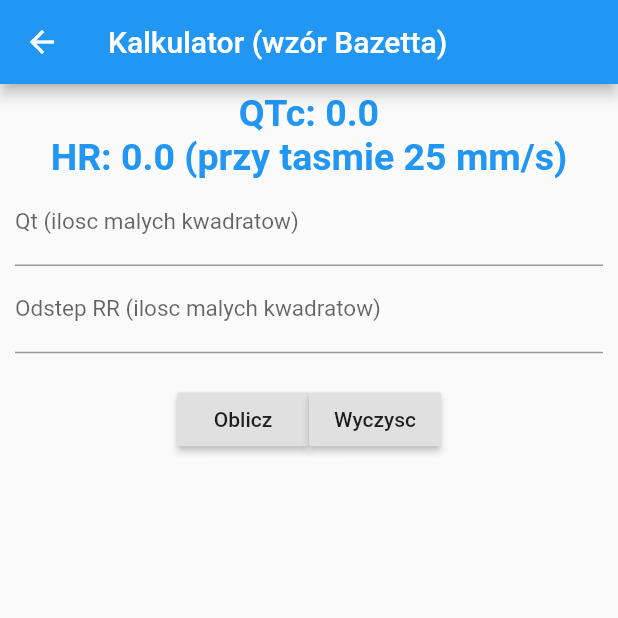
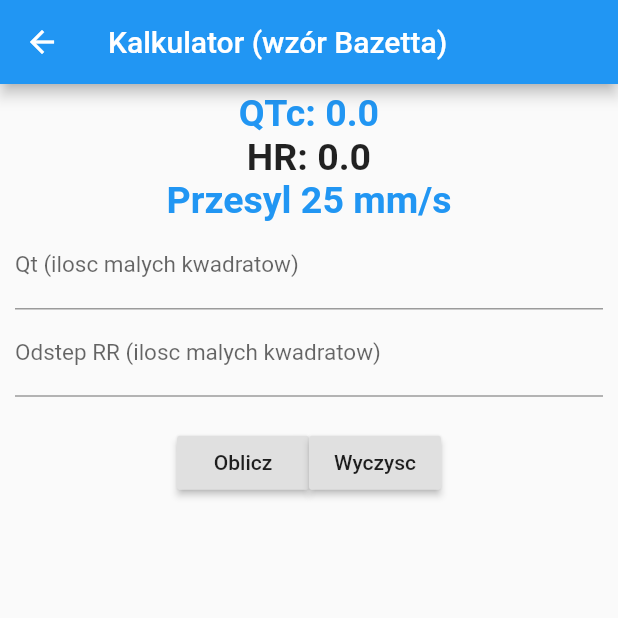
Before and after one commit to madb88/ekg_app_flutter, a Flutter app: the Calculator screen opened directly, after a tap on "Oblicz", on a phone screen of 412 x 824 dp, the top half of it. Run offline on Flutter 3.47's test engine with Material 2 defaults, Android fonts, the phone set to English and light mode, and no system bars; our stand-ins replace cloud_firestore; missing offline and left inert: firebase_admob; accounts and stored records are empty.

Commit message:
Fix for calculation, added test condition to calendar

```diff
--- a/lib/calculator.dart
+++ b/lib/calculator.dart
@@ -9,7 +9,7 @@ class Calculator extends StatefulWidget {
 
 class _CalculatorState extends State<Calculator> {
   var rightQt = 0.0,rr = 0.0,sum = 0.0, hr = 0.0;
-
+  var testColor;
   int fac = pow(10, 3);
 
   final TextEditingController t1 = new TextEditingController(text: "");
@@ -22,7 +22,13 @@ class _CalculatorState extends State<Calculator> {
 
         sum = rightQt * 0.04 / sqrt(rr * 0.04);
         sum = ((sum * fac).round() / fac) * 1000;
-        hr = 300 / rr;
+        hr = 300 / rr * 5;
+
+        if(hr > 200){
+          testColor = Colors.red;
+        } else {
+          testColor = Colors.blue;
+        }
       });
     }
 
@@ -30,7 +36,7 @@ class _CalculatorState extends State<Calculator> {
       this.setState((){
         sum = 0.0;
         hr = 0.0;
-
+        testColor = Colors.blue;
       });
     }
 
@@ -55,11 +61,23 @@ class _CalculatorState extends State<Calculator> {
                   ),
               ),
                Text(
-                "HR: $hr (przy tasmie 25 mm/s)",
+                "HR: $hr",
+
+                style: TextStyle(
+                  fontSize: 25.0,
+                  color: testColor,
+                  fontWeight: FontWeight.bold,
+
+                  ),
+              ),
+               Text(
+                'Przesyl 25 mm/s',
+
                 style: TextStyle(
                   fontSize: 25.0,
                   color: Colors.blue,
-                  fontWeight: FontWeight.bold
+                  fontWeight: FontWeight.bold,
+
                   ),
               ),
               TextField(
```
